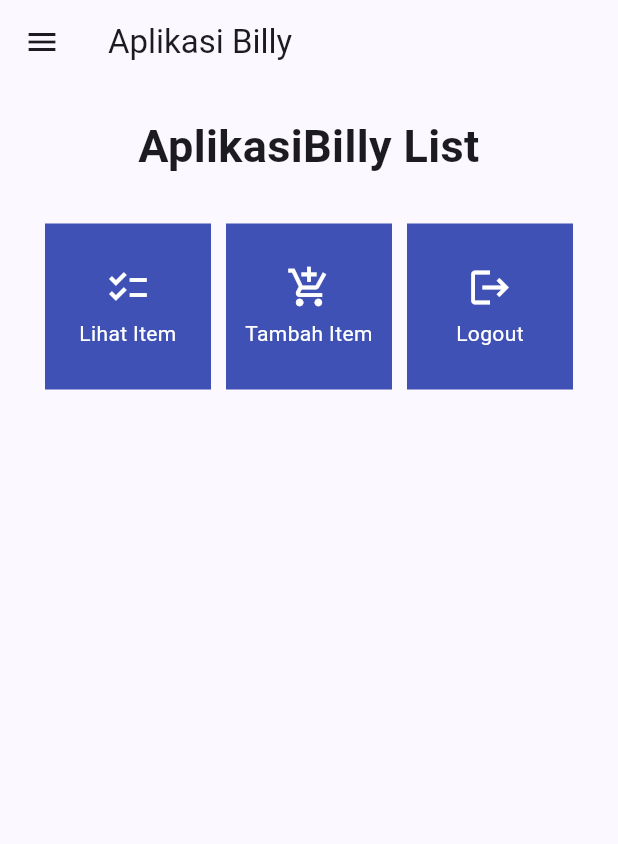
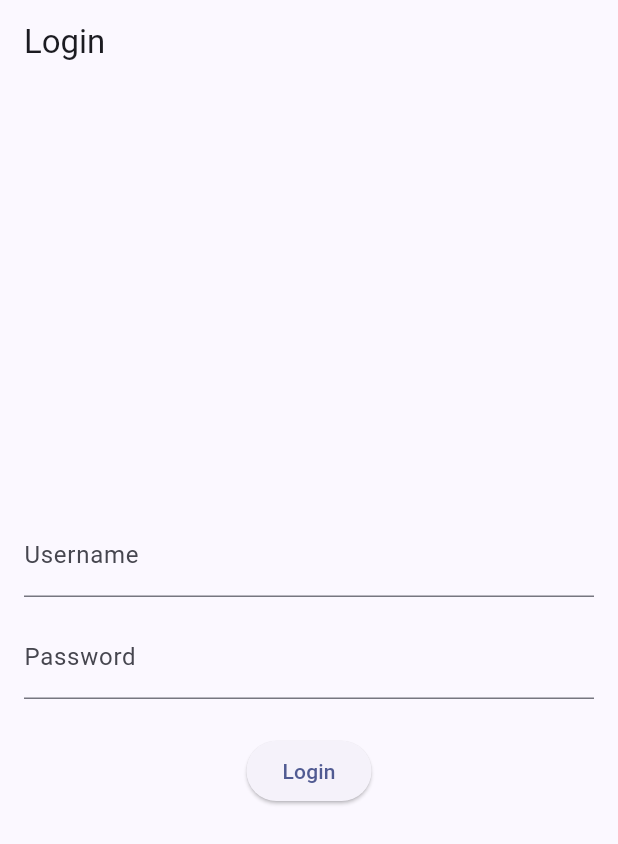
Before and after one commit to luhurbilly/aplikasi-billy-mobile, a Flutter app: the screen it shows after launch, on a phone screen of 412 x 824 dp. Shown: the top 844 px of the screen. Run offline on Flutter 3.47's test engine with Material 2 defaults, Android fonts, the phone set to English and light mode, and no system bars; missing offline and left inert: pbp_django_auth.

Commit message:
tugas 9 (blm readme dan login)

```diff
--- a/lib/main.dart
+++ b/lib/main.dart
@@ -1,37 +1,30 @@
+import 'package:aplikasi_billy_mobile/screens/login.dart';
 import 'package:flutter/material.dart';
 import 'package:aplikasi_billy_mobile/screens/menu.dart';
+import 'package:pbp_django_auth/pbp_django_auth.dart';
+import 'package:provider/provider.dart';
 
 void main() {
   runApp(const MyApp());
 }
 
 class MyApp extends StatelessWidget {
-  const MyApp({super.key});
+  const MyApp({Key? key}) : super(key: key);
 
-  // This widget is the root of your application.
   @override
   Widget build(BuildContext context) {
-    return MaterialApp(
-      title: 'Flutter Demo',
-      theme: ThemeData(
-        // This is the theme of your application.
-        //
-        // TRY THIS: Try running your application with "flutter run". You'll see
-        // the application has a blue toolbar. Then, without quitting the app,
-        // try changing the seedColor in the colorScheme below to Colors.green
-        // and then invoke "hot reload" (save your changes or press the "hot
-        // reload" button in a Flutter-supported IDE, or press "r" if you used
-        // the command line to start the app).
-        //
-        // Notice that the counter didn't reset back to zero; the application
-        // state is not lost during the reload. To reset the state, use hot
-        // restart instead.
-        //
-        // This works for code too, not just values: Most code changes can be
-        // tested with just a hot reload.
-        colorScheme: ColorScheme.fromSeed(seedColor: Colors.indigo),        useMaterial3: true,
-      ),
-      home: MyHomePage(),
+    return Provider(
+      create: (_) {
+        CookieRequest request = CookieRequest();
+        return request;
+      },
+      child: MaterialApp(
+          title: 'Flutter App',
+          theme: ThemeData(
+            colorScheme: ColorScheme.fromSeed(seedColor: Colors.indigo),
+            useMaterial3: true,
+          ),
+          home: LoginPage()),
     );
   }
 }
--- /dev/null
+++ b/lib/screens/login.dart
@@ -0,0 +1,114 @@
+import 'package:aplikasi_billy_mobile/screens/menu.dart';
+import 'package:flutter/material.dart';
+import 'package:pbp_django_auth/pbp_django_auth.dart';
+import 'package:provider/provider.dart';
+
+void main() {
+  runApp(const LoginApp());
+}
+
+class LoginApp extends StatelessWidget {
+  const LoginApp({super.key});
+
+  @override
+  Widget build(BuildContext context) {
+    return MaterialApp(
+      title: 'Login',
+      theme: ThemeData(
+        primarySwatch: Colors.blue,
+      ),
+      home: const LoginPage(),
+    );
+  }
+}
+
+class LoginPage extends StatefulWidget {
+  const LoginPage({super.key});
+
+  @override
+  _LoginPageState createState() => _LoginPageState();
+}
+
+class _LoginPageState extends State<LoginPage> {
+  final TextEditingController _usernameController = TextEditingController();
+  final TextEditingController _passwordController = TextEditingController();
+
+  @override
+  Widget build(BuildContext context) {
+    final request = context.watch<CookieRequest>();
+    return Scaffold(
+      appBar: AppBar(
+        title: const Text('Login'),
+      ),
+      body: Container(
+        padding: const EdgeInsets.all(16.0),
+        child: Column(
+          mainAxisAlignment: MainAxisAlignment.center,
+          children: [
+            TextField(
+              controller: _usernameController,
+              decoration: const InputDecoration(
+                labelText: 'Username',
+              ),
+            ),
+            const SizedBox(height: 12.0),
+            TextField(
+              controller: _passwordController,
+              decoration: const InputDecoration(
+                labelText: 'Password',
+              ),
+              obscureText: true,
+            ),
+            const SizedBox(height: 24.0),
+            ElevatedButton(
+              onPressed: () async {
+                String username = _usernameController.text;
+                String password = _passwordController.text;
+
+                // Cek kredensial
+                // TODO: Ganti URL dan jangan lupa tambahkan trailing slash (/) di akhir URL!
+                // Untuk menyambungkan Android emulator dengan Django pada localhost,
+                // gunakan URL http://10.0.2.2/
+                final response = await request.login("http://127.0.0.1:8000/auth/login/", {
+                  'username': username,
+                  'password': password,
+                });
+
+                if (request.loggedIn) {
+                  String message = response['message'];
+                  String uname = response['username'];
+                  Navigator.pushReplacement(
+                    context,
+                    MaterialPageRoute(builder: (context) => MyHomePage()),
+                  );
+                  ScaffoldMessenger.of(context)
+                    ..hideCurrentSnackBar()
+                    ..showSnackBar(
+                        SnackBar(content: Text("$message Selamat datang, $uname.")));
+                } else {
+                  showDialog(
+                    context: context,
+                    builder: (context) => AlertDialog(
+                      title: const Text('Login Gagal'),
+                      content:
+                      Text(response['message']),
+                      actions: [
+                        TextButton(
+                          child: const Text('OK'),
+                          onPressed: () {
+                            Navigator.pop(context);
+                          },
+                        ),
+                      ],
+                    ),
+                  );
+                }
+              },
+              child: const Text('Login'),
+            ),
+          ],
+        ),
+      ),
+    );
+  }
+}
--- a/pubspec.yaml
+++ b/pubspec.yaml
@@ -35,6 +35,9 @@
   # The following adds the Cupertino Icons font to your application.
   # Use with the CupertinoIcons class for iOS style icons.
   cupertino_icons: ^1.0.2
+  provider: ^6.1.1
+  pbp_django_auth: ^0.4.0
+  http: ^1.1.0
 
 dev_dependencies:
   flutter_test:
```
Also changed, not shown: lib/models/item.dart (added, +65 -0 lines), lib/screens/list_item.dart (added, +91 -0 lines), lib/screens/shoplist_form.dart (+35 -29 lines), lib/widgets/left_drawer.dart (+12 -0 lines), lib/widgets/shop_card.dart (+37 -1 lines), pubspec.lock, 9 other files.
